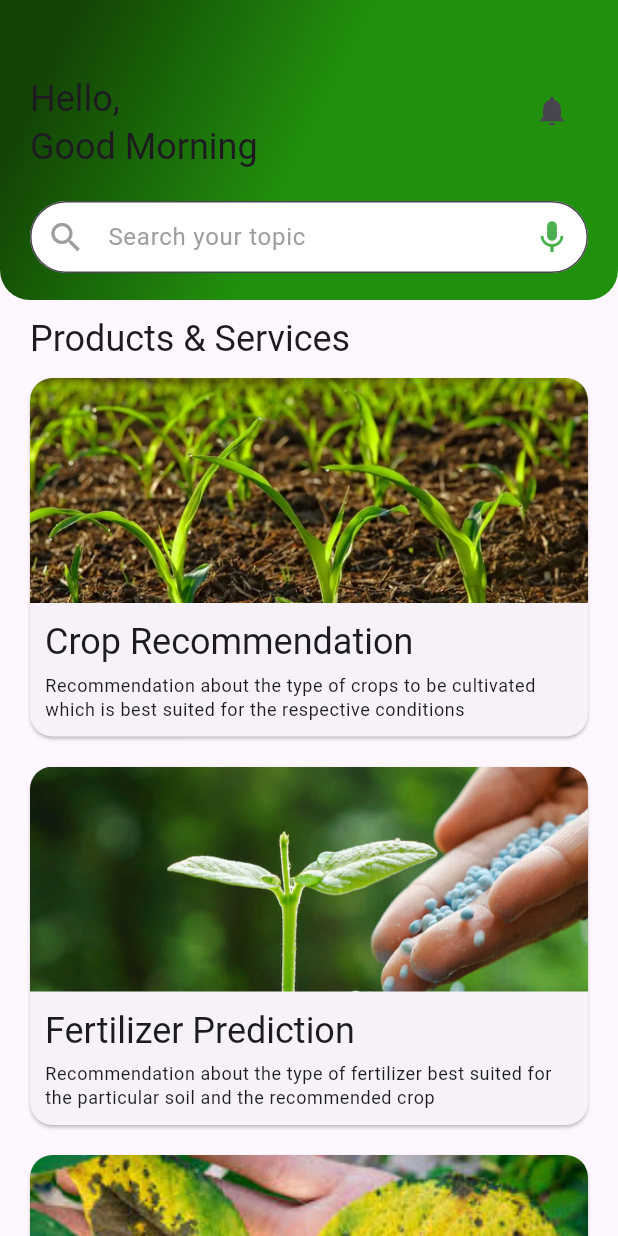
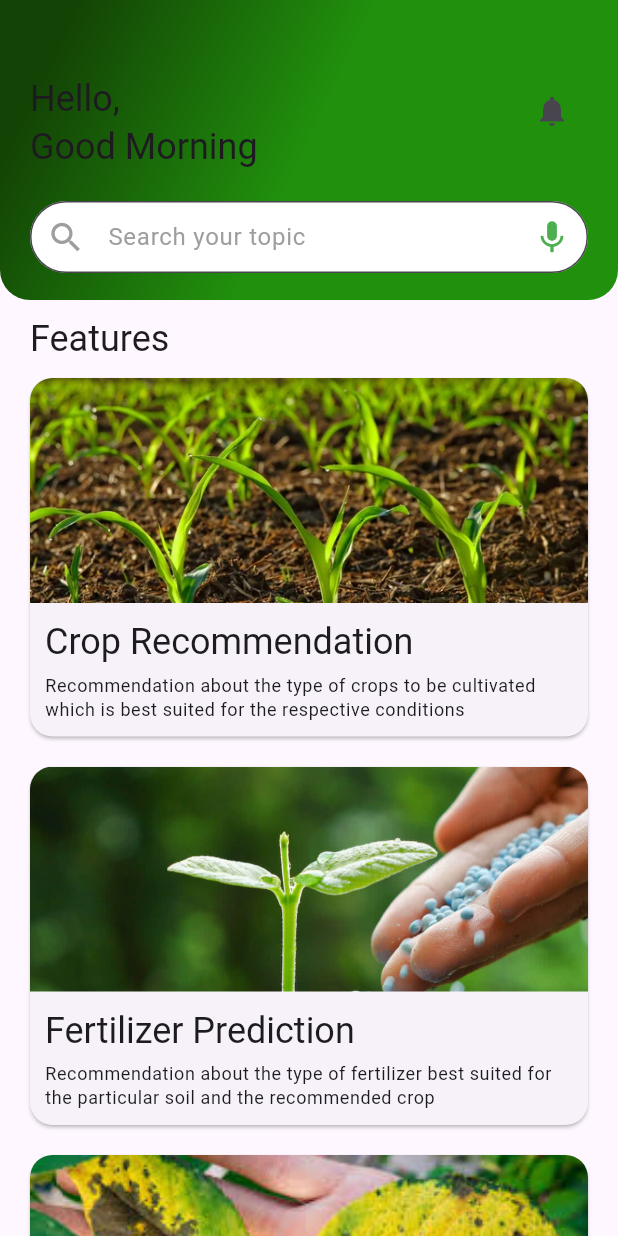
Before and after one commit to gargibendale/SmartKrishi, a Flutter app: the FeaturedScreen screen opened directly, on a phone screen of 412 x 824 dp. Run offline on Flutter 3.47's test engine with Material 3 defaults, Android fonts, the phone set to English and light mode, and no system bars; our stand-ins replace animate_do, firebase_auth, firebase_core, google_generative_ai; accounts and stored records are empty.

Commit message:
add pictures

```diff
--- /dev/null
+++ b/lib/api_key.dart
@@ -0,0 +1 @@
+const GOOGLE_API_KEY = 'AIzaSyDxlCDdZb0HZRTCfbaWGzh8SserfUO9SU8';
--- a/lib/featured_screen.dart
+++ b/lib/featured_screen.dart
@@ -41,7 +41,7 @@ class Body extends StatelessWidget {
               mainAxisAlignment: MainAxisAlignment.spaceBetween,
               children: [
                 Text(
-                  "Products & Services",
+                  "Features",
                   style: Theme.of(context).textTheme.headlineSmall,
                 ),
               ],
@@ -76,12 +76,21 @@ class Body extends StatelessWidget {
             },
           ),
           ProductServiceCard(
-            imageUrl: 'assets/fertilizer.jpg',
+            imageUrl: 'assets/crop.jpg',
             title: 'Youtube Picks',
             description:
                 'Various youtube links to useful advice in multiple languages',
             onTap: () {
               Navigator.pushNamed(context, '/youtubecontainers');
+            },
+          ),
+          ProductServiceCard(
+            imageUrl: 'assets/famous farmer.jpg',
+            title: 'Famous Indian Farmers',
+            description:
+                'Indian personalities who helped shape the farming practices of India',
+            onTap: () {
+              Navigator.pushNamed(context, '/farmerfeats');
             },
           ),
           // Add more ProductServiceCards if needed
--- a/lib/lang_containers.dart
+++ b/lib/lang_containers.dart
@@ -13,6 +13,7 @@ class _LangContainersState extends State<LangContainers> {
   @override
   Widget build(BuildContext context) {
     return Scaffold(
+      appBar: AppBar(),
       body: Column(
         children: [
           LangWidget(displayText: "English", route: '/youtubeE'),
--- a/lib/main.dart
+++ b/lib/main.dart
@@ -33,14 +33,15 @@ class MyApp extends StatelessWidget {
       debugShowCheckedModeBanner: false,
       initialRoute: '/',
       routes: {
-        '/': (context) => IndianFarmersScreen(),
+        '/': (context) => FeaturedScreen(),
         '/login': (context) => LoginPage(),
         '/signup': (context) => SignUpPage(),
         '/recommend': (context) => RecommendationPage(),
         '/youtubeE': (context) => YoutubeLinksScreen(),
         '/youtubeM': (context) => YoutubeLinksScreenM(),
         '/youtubeH': (context) => YoutubeLinksScreenH(),
-        '/youtubecontainers': (context) => LangContainers()
+        '/youtubecontainers': (context) => LangContainers(),
+        '/farmerfeats': (context) => IndianFarmersScreen()
       },
     );
   }
--- a/pubspec.yaml
+++ b/pubspec.yaml
@@ -18,6 +18,7 @@ dependencies:
   firebase_auth: ^5.1.2
   http: ^1.2.2
   url_launcher: ^6.3.0
+  google_generative_ai: ^0.4.3
 
 dev_dependencies:
   flutter_test:
@@ -35,3 +36,6 @@ flutter:
     - assets/crop_selection.jpg
     - assets/fertilizers.jpg
     - assets/pesticide_harm.jpg
+    - assets/famous farmer.jpg
+    - assets/farmer phone.jpg
+    - assets/farmerphone.jpg
```
Also changed, not shown: lib/chat.dart (added, +30 -0 lines), assets/famous farmer.jpg (added), assets/farmer phone.jpg (added), assets/farmerphone.jpg (added), pubspec.lock.
